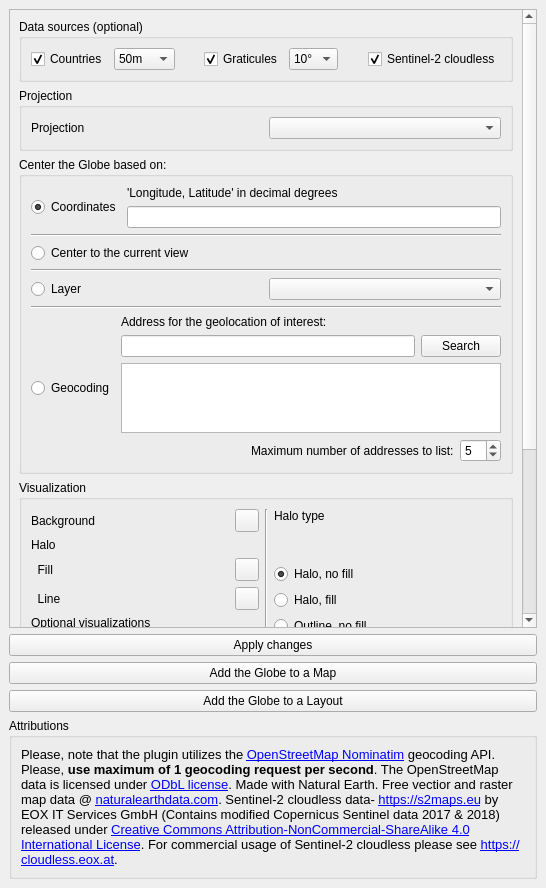
Before: the Qt Designer form GlobeBuilder/resources/ui/globe_builder_dockwidget_base.ui in majaes/Map2Globe, drawn with Qt 5.
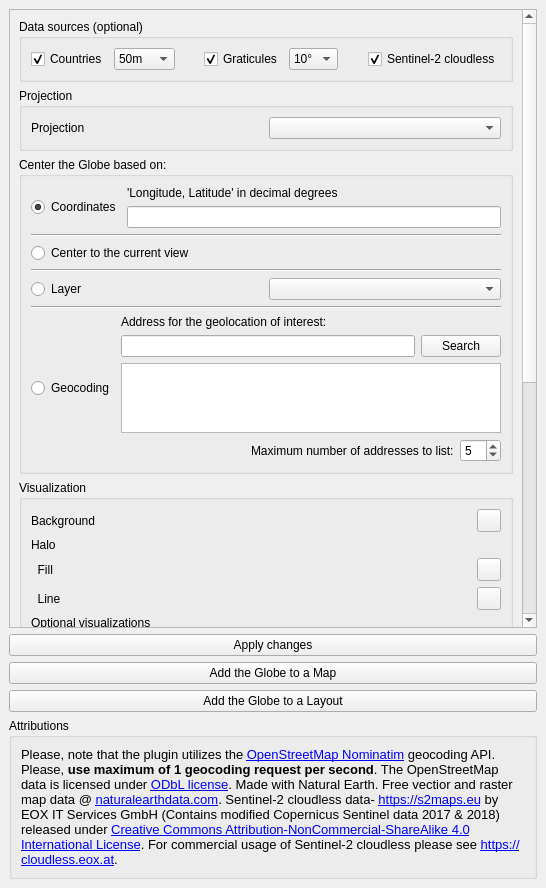
After: the same form once the commit is applied. Custom widgets are drawn as their Qt base class.

Commit message: Remove the panel's horizontal scrollbar by letting content shrink and wrap (v0.7.4)

Patch:
```diff
--- a/GlobeBuilder/resources/ui/globe_builder_dockwidget_base.ui
+++ b/GlobeBuilder/resources/ui/globe_builder_dockwidget_base.ui
@@ -376,7 +376,7 @@
             </property>
             <layout class="QVBoxLayout" name="verticalLayout_13">
              <item>
-              <layout class="QHBoxLayout" name="horizontalLayout_11">
+              <layout class="QVBoxLayout" name="horizontalLayout_11">
                <item>
                 <layout class="QVBoxLayout" name="verticalLayout_14">
                  <item>
@@ -487,7 +487,7 @@
                <item>
                 <widget class="Line" name="line_2">
                  <property name="orientation">
-                  <enum>Qt::Vertical</enum>
+                  <enum>Qt::Horizontal</enum>
                  </property>
                 </widget>
                </item>
```
The commit also changes 4 other files.
